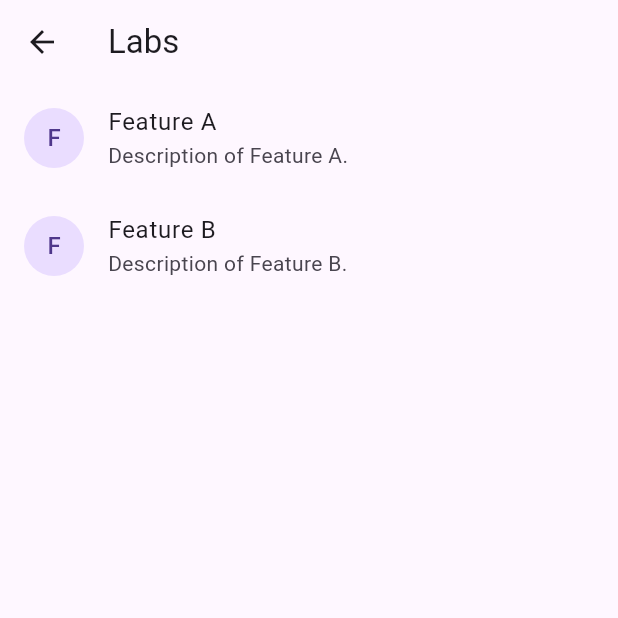
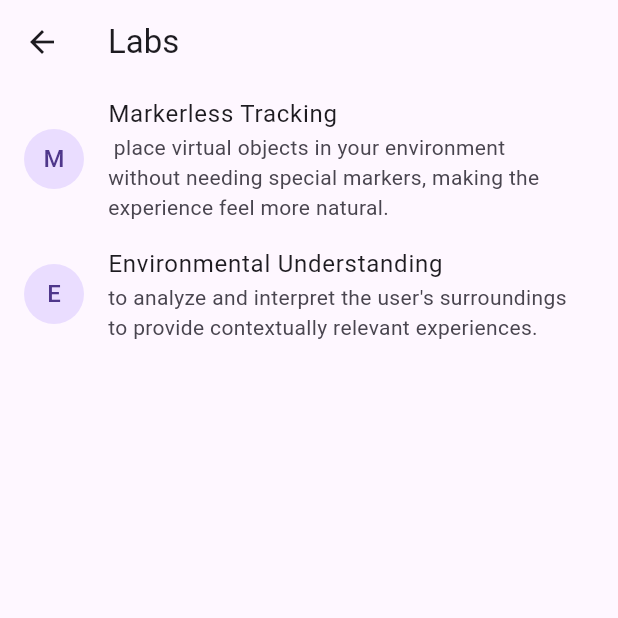
Before and after one commit to nyouibou/flareapp, a Flutter app: the Profilescreen screen opened directly, after a tap on "Labs", on a phone screen of 412 x 824 dp, the top half of it. Run offline on Flutter 3.47's test engine with Material 3 defaults, Android fonts, the light colour scheme and no system bars; our stand-ins replace camera, cloud_firestore, firebase_auth, firebase_core, firebase_storage, flashy_tab_bar2 and 4 more; missing offline and left inert: tflite_flutter; accounts and stored records are empty; network calls fail.

Commit message:
beta small update

```diff
--- a/lib/view/profilescreen/profilescreen.dart
+++ b/lib/view/profilescreen/profilescreen.dart
@@ -1,4 +1,4 @@
-// ignore_for_file: prefer_const_literals_to_create_immutables, prefer_const_constructors
+// ignore_for_file: prefer_const_literals_to_create_immutables, prefer_const_constructors, prefer_typing_uninitialized_variables, use_key_in_widget_constructors, avoid_unnecessary_containers, use_build_context_synchronously
 
 import 'package:cloud_firestore/cloud_firestore.dart';
 import 'package:firebase_auth/firebase_auth.dart';
@@ -6,7 +6,8 @@ import 'package:flareapp/view/loginscreen/loginscreen.dart';
 import 'package:flareapp/view/profilescreen/widgets/labsscreen.dart';
 import 'package:flareapp/view/profilescreen/widgets/msgscreen.dart';
 import 'package:flareapp/view/profilescreen/widgets/savedlocation.dart';
-import 'package:flareapp/view/settingsscreen/widgets/deleteacnt.dart';
+import 'package:flareapp/view/profilescreen/widgets/deleteacnt.dart';
+import 'package:flareapp/view/settingsscreen/widgets/feedbackscreen.dart';
 import 'package:flutter/material.dart';
 import 'package:image_picker/image_picker.dart';
 
@@ -141,6 +142,22 @@ class _ProfilescreenState extends State<Profilescreen> {
               ),
               ListTile(
                 leading: Image.asset(
+                  "images/Envelope.png",
+                  scale: 20,
+                ),
+                title: Text('Feedback', style: TextStyle(fontSize: 16)),
+                trailing: Icon(Icons.arrow_forward, color: Color(0xff7D48EA)),
+                onTap: () {
+                  // Handle tapping on Notifications
+                  Navigator.push(
+                      context,
+                      MaterialPageRoute(
+                        builder: (context) => FeedbackScreen(),
+                      ));
+                },
+              ),
+              ListTile(
+                leading: Image.asset(
                   "images/Trash.png",
                   scale: 20,
                 ),
@@ -156,8 +173,9 @@ class _ProfilescreenState extends State<Profilescreen> {
                 },
               ),
               SizedBox(
-                height: 100,
+                height: 50,
               ),
+
               Padding(
                 padding: const EdgeInsets.all(8.0),
                 child: Center(
--- a/lib/view/profilescreen/widgets/labsscreen.dart
+++ b/lib/view/profilescreen/widgets/labsscreen.dart
@@ -1,3 +1,5 @@
+// ignore_for_file: prefer_const_constructors, prefer_const_literals_to_create_immutables
+
 import 'package:flutter/material.dart';
 
 class LabsPage extends StatelessWidget {
@@ -10,12 +12,14 @@ class LabsPage extends StatelessWidget {
       body: ListView(
         children: [
           LabItem(
-            labName: 'Feature A',
-            description: 'Description of Feature A.',
+            labName: 'Markerless Tracking',
+            description:
+                ' place virtual objects in your environment without needing special markers, making the experience feel more natural.',
           ),
           LabItem(
-            labName: 'Feature B',
-            description: 'Description of Feature B.',
+            labName: 'Environmental Understanding',
+            description:
+                "to analyze and interpret the user's surroundings to provide contextually relevant experiences.",
           ),
         ],
       ),
```
Also changed, not shown: lib/view/settingsscreen/widgets/feedbackscreen.dart (+49 -21 lines), lib/view/profilescreen/widgets/deleteacnt.dart (renamed from lib/view/settingsscreen/widgets/deleteacnt.dart), 5 other files.
